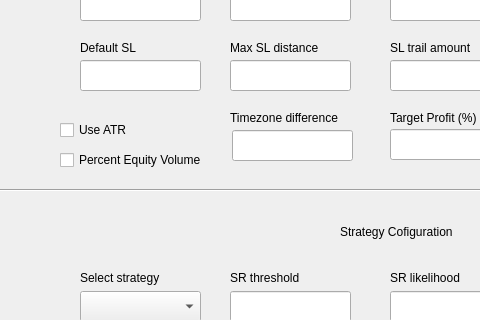
Above: GUIs/bot-gui.ui from ches-001/tradebot before the change; both pictures show x 0 to 480 and y 220 to 540 of the 906 by 785 pixel window. Below: the same form after it.
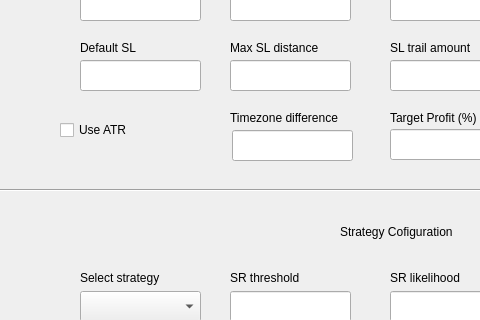
That is the form after the change.

Commit message: removed 'percent_equity option'

Diff of the .ui file:
```diff
--- a/GUIs/bot-gui.ui
+++ b/GUIs/bot-gui.ui
@@ -636,19 +636,6 @@
     <string>Run duration (minutes)</string>
    </property>
   </widget>
-  <widget class="QCheckBox" name="percent_equity">
-   <property name="geometry">
-    <rect>
-     <x>60</x>
-     <y>370</y>
-     <width>141</width>
-     <height>20</height>
-    </rect>
-   </property>
-   <property name="text">
-    <string>Percent Equity Volume</string>
-   </property>
-  </widget>
   <widget class="QLabel" name="trendline_period_label">
    <property name="geometry">
     <rect>
```
The commit also changes 2 other files.
